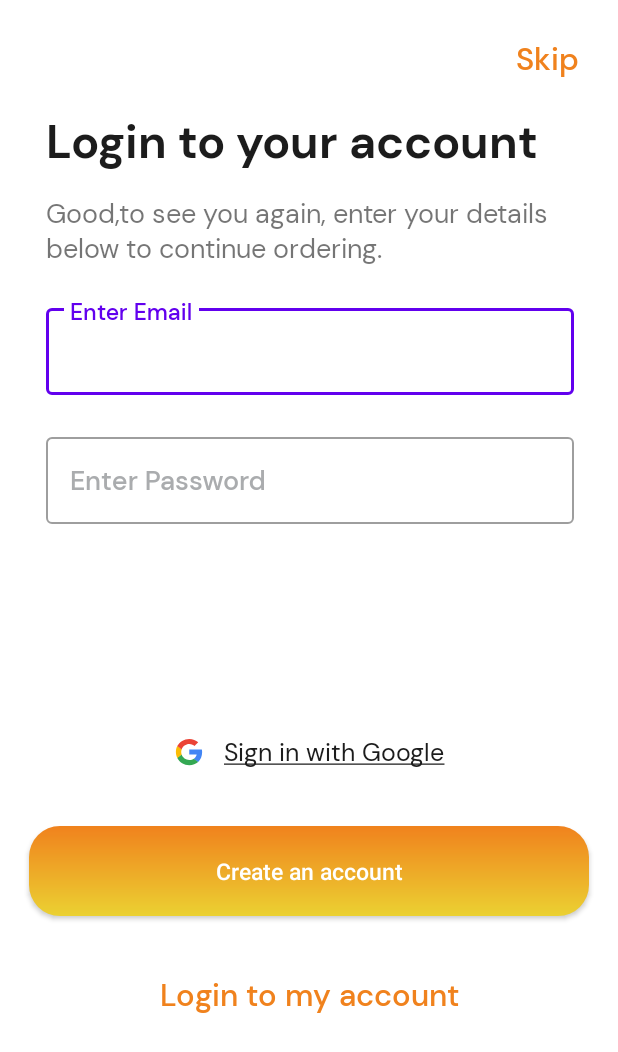
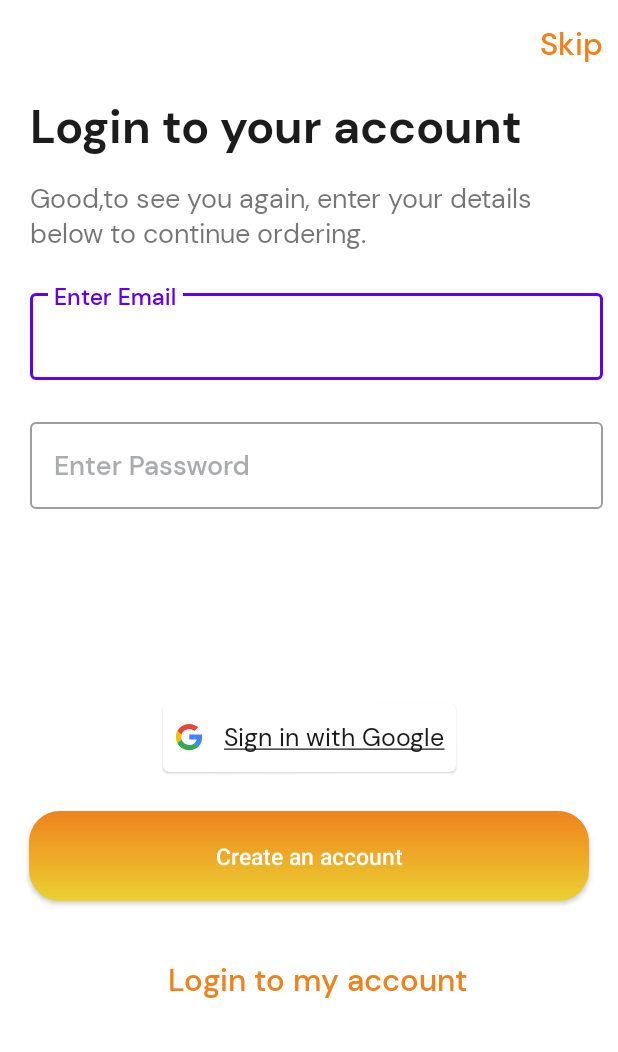
Before and after one commit to SanskarPatidar-Git/Exerboost, an Android app: the LoginActivity screen opened directly, with no data from a screen before it, on a phone screen of 412 x 824 dp. Shown: the top 1052 px of the screen. Run offline under Robolectric (Android 15) with nearby library versions, the phone set to English and light mode, and no system bars; our stand-ins replace sdp/ssp sizes.

Commit message:
some_login_change4

```diff
--- a/app/src/main/res/layout/activity_login.xml
+++ b/app/src/main/res/layout/activity_login.xml
@@ -14,8 +14,6 @@
             android:id="@+id/skipTextView"
             android:layout_width="wrap_content"
             android:layout_height="wrap_content"
-            android:layout_marginTop="16dp"
-            android:layout_marginEnd="16dp"
             android:fontFamily="@font/dmsans_medium"
             android:text="@string/loginactivity_skip"
             android:textColor="@color/colorPrimary"
@@ -27,7 +25,6 @@
             android:id="@+id/login_to_your_account_textview"
             android:layout_width="0dp"
             android:layout_height="wrap_content"
-            android:layout_marginLeft="@dimen/_16sdp"
             android:layout_marginTop="@dimen/_16sdp"
             android:fontFamily="@font/dmsans_bold"
             android:text="@string/loginactivity_login_to_your_account"
@@ -40,9 +37,7 @@
             android:id="@+id/goodtoseeyouTextView"
             android:layout_width="0dp"
             android:layout_height="wrap_content"
-            android:layout_marginLeft="@dimen/_16sdp"
             android:layout_marginTop="@dimen/_12sdp"
-            android:layout_marginRight="@dimen/_10sdp"
             android:fontFamily="@font/dmsans_regular"
             android:text="@string/loginactivity_good_to_see_you_again_enter_your_details_below_to_continue_ordering"
             android:textSize="@dimen/_14ssp"
@@ -56,7 +51,6 @@
             android:layout_width="0dp"
             android:layout_height="wrap_content"
             android:layout_marginTop="@dimen/_16sdp"
-            android:layout_marginRight="@dimen/_15sdp"
             android:hint="Enter Email"
             app:layout_constraintEnd_toStartOf="@+id/guideline_right"
             app:layout_constraintStart_toStartOf="@+id/goodtoseeyouTextView"
@@ -80,7 +74,6 @@
             android:layout_width="0dp"
             android:layout_height="wrap_content"
             android:layout_marginTop="@dimen/_16sdp"
-            android:layout_marginRight="@dimen/_15sdp"
             android:hint="Enter Password"
            app:layout_constraintEnd_toStartOf="@id/guideline_right"
             app:layout_constraintStart_toStartOf="@+id/emailTextInputLayout"
@@ -97,15 +90,13 @@
 
         </com.google.android.material.textfield.TextInputLayout>
 
-        <LinearLayout
+        <com.google.android.material.card.MaterialCardView
             android:id="@+id/sign_in_with_google"
             android:layout_width="@dimen/_150sdp"
             android:layout_height="@dimen/_35sdp"
-            android:layout_gravity="center"
             android:layout_marginTop="@dimen/_100sdp"
             android:background="@drawable/button_bg"
             android:backgroundTint="@color/white"
-            android:gravity="center"
             android:orientation="horizontal"
             app:layout_constraintBottom_toTopOf="@id/createAccountButton"
             app:layout_constraintEnd_toEndOf="parent"
@@ -118,11 +109,11 @@
                 android:drawableLeft="@drawable/ic_google"
                 android:drawablePadding="@dimen/_10sdp"
                 android:fontFamily="@font/dmsans_regular"
-                android:gravity="center"
+                android:layout_gravity="center"
                 android:text="@string/loginactivity_sign_in_with_google"
                 android:textColor="@color/colorSecondary"
                 android:textSize="@dimen/_13sdp" />
-        </LinearLayout>
+        </com.google.android.material.card.MaterialCardView>
 
         <com.google.android.material.button.MaterialButton
             android:id="@+id/createAccountButton"
@@ -165,7 +156,7 @@
             android:layout_width="wrap_content"
             android:layout_height="wrap_content"
             android:orientation="horizontal"
-            app:layout_constraintGuide_begin="10dp" />
+            app:layout_constraintGuide_begin="16dp" />
 
         <androidx.constraintlayout.widget.Guideline
             android:id="@+id/guideline_bottom"
@@ -179,7 +170,7 @@
             android:layout_width="wrap_content"
             android:layout_height="wrap_content"
             android:orientation="vertical"
-            app:layout_constraintGuide_begin="10dp" />
+            app:layout_constraintGuide_begin="20dp" />
 
         <androidx.constraintlayout.widget.Guideline
             android:id="@+id/guideline_right"
```
